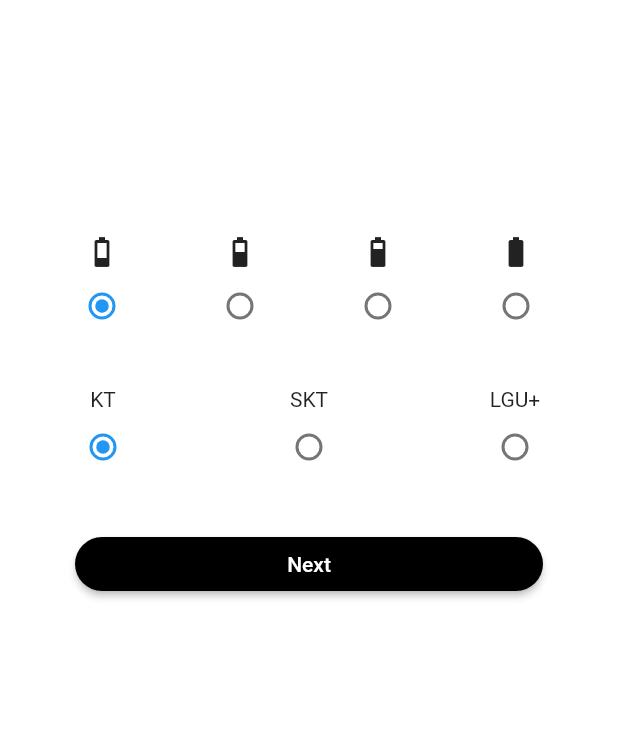
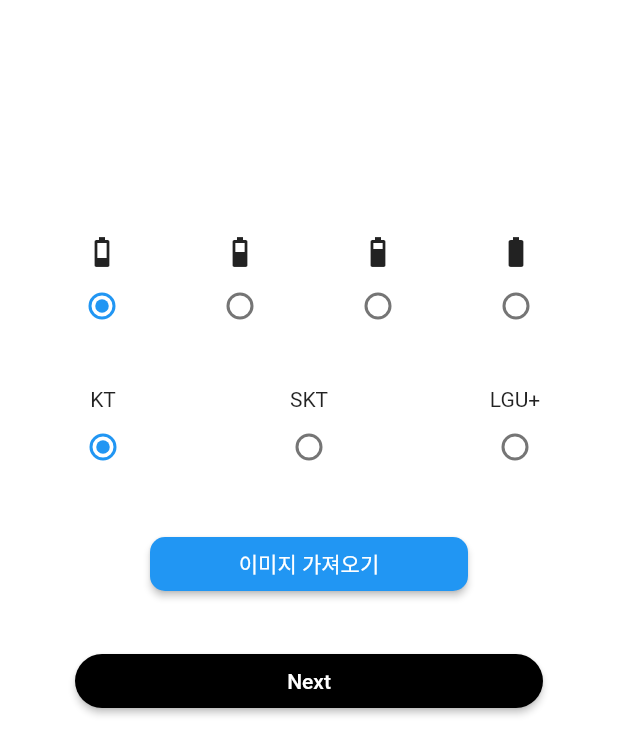
Before and after one commit to Yoochanhong/emptyPhoneProject, a Flutter app: the screen it shows after launch, on a phone screen of 412 x 824 dp. Shown: the top 755 px of the screen. Run offline on Flutter 3.47's test engine with Material 2 defaults, Android fonts, the phone set to English and light mode, and no system bars; our stand-ins replace image_picker, timer_builder.

Commit message:
사진 커스텀 기능 추가

```diff
--- a/lib/screen/start_setting.dart
+++ b/lib/screen/start_setting.dart
@@ -1,7 +1,7 @@
+import 'dart:io';
+import 'package:empty_phone_project/model/radio_state_info.dart';
 import 'package:empty_phone_project/screen/main_screen.dart';
 import 'package:flutter/material.dart';
-import 'package:empty_phone_project/model/radio_state_info.dart';
-import 'dart:io';
 import 'package:image_picker/image_picker.dart';
 
 class StartSettingScreen extends StatefulWidget {
@@ -15,13 +15,6 @@ class _StartSettingScreenState extends State<StartSettingScreen> {
   RadioStateInfo radioStateInfo = RadioStateInfo(battery: '2', company: 'KT');
   File? image;
   final picker = ImagePicker();
-
-  Future getGalleryImage(ImageSource imageSource) async {
-    final pickedFile = await picker.getImage(source: imageSource);
-    setState(() {
-      image = File(pickedFile!.path);
-    });
-  }
 
   @override
   Widget build(BuildContext context) {
@@ -137,7 +130,22 @@ class _StartSettingScreenState extends State<StartSettingScreen> {
             ],
           ),
           SizedBox(height: 30),
-
+          SizedBox(
+            width: MediaQuery.of(context).size.width - 200,
+            child: ElevatedButton(
+              style: ElevatedButton.styleFrom(
+                primary: Colors.blue,
+                shape: RoundedRectangleBorder(
+                  borderRadius: BorderRadius.circular(10),
+                ),
+              ),
+              onPressed: () {
+                getGalleryImage(ImageSource.gallery);
+              },
+              child: Text('이미지 가져오기'),
+            ),
+          ),
+          SizedBox(height: 30),
           SizedBox(
             width: MediaQuery.of(context).size.width - 100,
             child: ElevatedButton(
@@ -153,6 +161,7 @@ class _StartSettingScreenState extends State<StartSettingScreen> {
                   MaterialPageRoute(
                     builder: (context) => MainScreen(
                       radioStateInfo: radioStateInfo,
+                      imageFile: image!,
                     ),
                   ),
                 );
@@ -164,4 +173,12 @@ class _StartSettingScreenState extends State<StartSettingScreen> {
       ),
     );
   }
+
+  Future getGalleryImage(ImageSource imageSource) async {
+    final pickedFile = await picker.getImage(source: imageSource);
+    setState(() {
+      image = File(pickedFile!.path);
+    });
+    print('-------------------' + image!.path);
+  }
 }
```
Also changed, not shown: lib/screen/main_screen.dart (+24 -25 lines).
